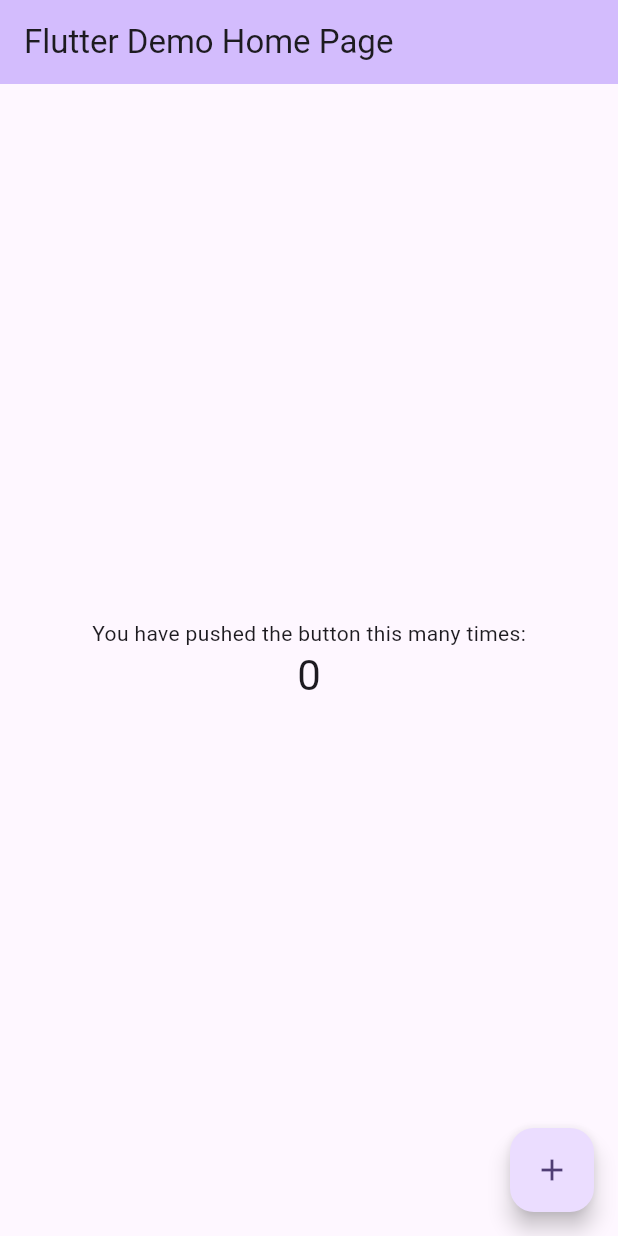
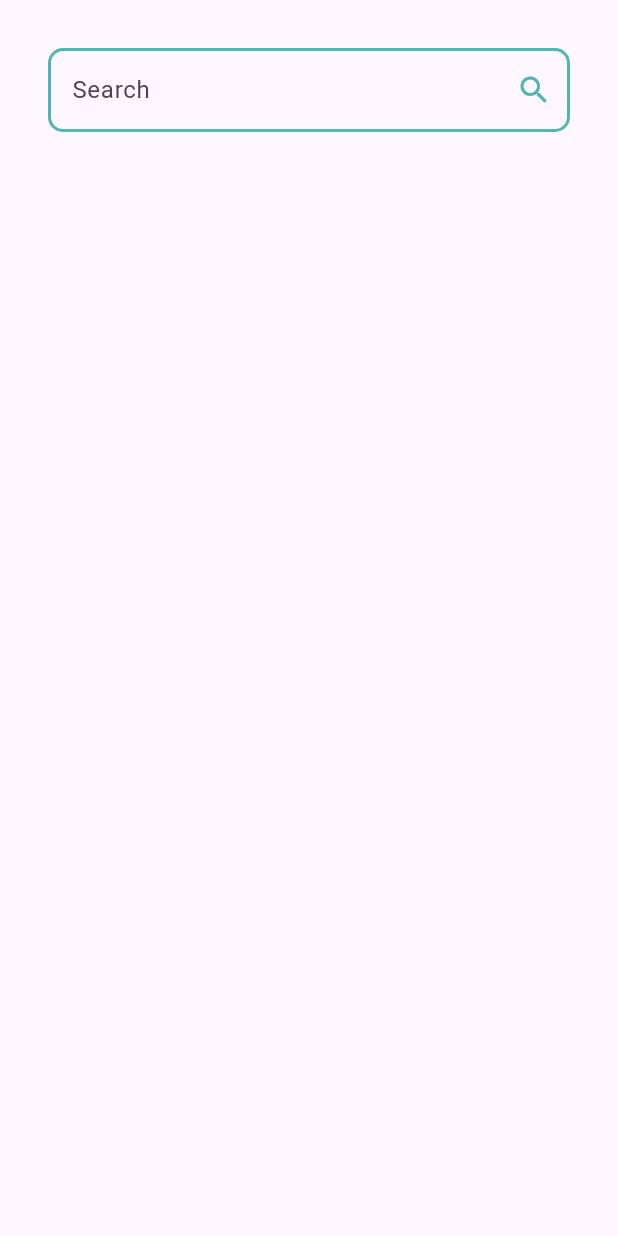
Before and after one commit to yykdev/orm_flutter_image_search_app_ver1, a Flutter app: the screen it shows after launch, on a phone screen of 412 x 824 dp. Run offline on Flutter 3.47's test engine with Material 3 defaults, Android fonts, the phone set to English and light mode, and no system bars.

Commit message:
ui widget 개발

```diff
--- a/lib/main.dart
+++ b/lib/main.dart
@@ -1,4 +1,5 @@
 import 'package:flutter/material.dart';
+import 'package:flutter_image_search_app_ver1/ui/main_screen.dart';
 
 void main() {
   runApp(const MyApp());
@@ -15,55 +16,7 @@ class MyApp extends StatelessWidget {
         colorScheme: ColorScheme.fromSeed(seedColor: Colors.deepPurple),
         useMaterial3: true,
       ),
-      home: const MyHomePage(title: 'Flutter Demo Home Page'),
+      home: const MainScreen(),
     );
   }
 }
-
-class MyHomePage extends StatefulWidget {
-  const MyHomePage({super.key, required this.title});
-
-  final String title;
-
-  @override
-  State<MyHomePage> createState() => _MyHomePageState();
-}
-
-class _MyHomePageState extends State<MyHomePage> {
-  int _counter = 0;
-
-  void _incrementCounter() {
-    setState(() {
-      _counter++;
-    });
-  }
-
-  @override
-  Widget build(BuildContext context) {
-    return Scaffold(
-      appBar: AppBar(
-        backgroundColor: Theme.of(context).colorScheme.inversePrimary,
-        title: Text(widget.title),
-      ),
-      body: Center(
-        child: Column(
-          mainAxisAlignment: MainAxisAlignment.center,
-          children: <Widget>[
-            const Text(
-              'You have pushed the button this many times:',
-            ),
-            Text(
-              '$_counter',
-              style: Theme.of(context).textTheme.headlineMedium,
-            ),
-          ],
-        ),
-      ),
-      floatingActionButton: FloatingActionButton(
-        onPressed: _incrementCounter,
-        tooltip: 'Increment',
-        child: const Icon(Icons.add),
-      ),
-    );
-  }
-}
--- /dev/null
+++ b/lib/ui/main_screen.dart
@@ -0,0 +1,102 @@
+import 'package:flutter/material.dart';
+import 'package:flutter_image_search_app_ver1/data/model/image_item.dart';
+import 'package:flutter_image_search_app_ver1/data/repository/image_item_repository.dart';
+import 'package:flutter_image_search_app_ver1/ui/widget/image_item_widget.dart';
+
+class MainScreen extends StatefulWidget {
+  const MainScreen({super.key});
+
+  @override
+  State<MainScreen> createState() => _MainScreenState();
+}
+
+class _MainScreenState extends State<MainScreen> {
+  final searchTextEditingController = TextEditingController();
+
+  final repository = PixabayImageItemRepository();
+
+  List<ImageItem> imageItems = [];
+  bool isLoading = false;
+
+  Future<void> searchImage(String query) async {
+    setState(() {
+      isLoading = true;
+    });
+
+    imageItems = await repository.getImageItems(query);
+
+    setState(() {
+      isLoading = false;
+    });
+  }
+
+  @override
+  void dispose() {
+    searchTextEditingController.dispose();
+
+    super.dispose();
+  }
+
+  @override
+  Widget build(BuildContext context) {
+    return Scaffold(
+      body: SafeArea(
+        child: Padding(
+          padding: const EdgeInsets.all(32.0),
+          child: Column(
+            children: [
+              TextField(
+                controller: searchTextEditingController,
+                decoration: InputDecoration(
+                  focusedBorder: OutlineInputBorder(
+                    borderRadius: BorderRadius.circular(10.0),
+                    borderSide: const BorderSide(
+                      width: 2,
+                      color: Color(0xFF4Fb6B2),
+                    ),
+                  ),
+                  enabledBorder: OutlineInputBorder(
+                    borderRadius: BorderRadius.circular(10.0),
+                    borderSide: const BorderSide(
+                      width: 2,
+                      color: Color(0xFF4Fb6b2),
+                    ),
+                  ),
+                  hintText: 'Search',
+                  suffixIcon: IconButton(
+                    icon: const Icon(
+                      Icons.search,
+                      color: Color(0xFF4Fb6B2),
+                    ),
+                    onPressed: () =>
+                        searchImage(searchTextEditingController.text),
+                  ),
+                ),
+              ),
+              const SizedBox(
+                height: 24,
+              ),
+              isLoading
+                  ? const Center(child: CircularProgressIndicator())
+                  : Expanded(
+                      child: GridView.builder(
+                        gridDelegate:
+                            const SliverGridDelegateWithFixedCrossAxisCount(
+                          crossAxisCount: 2,
+                          crossAxisSpacing: 32,
+                          mainAxisSpacing: 32,
+                        ),
+                        itemCount: imageItems.length,
+                        itemBuilder: (context, index) {
+                          final imageItem = imageItems[index];
+                          return ImageItemWidget(imageItem: imageItem);
+                        },
+                      ),
+                    ),
+            ],
+          ),
+        ),
+      ),
+    );
+  }
+}
--- /dev/null
+++ b/lib/ui/widget/image_item_widget.dart
@@ -0,0 +1,23 @@
+import 'package:flutter/material.dart';
+
+import '../../data/model/image_item.dart';
+
+class ImageItemWidget extends StatelessWidget {
+  final ImageItem imageItem;
+
+  const ImageItemWidget({
+    super.key,
+    required this.imageItem,
+  });
+
+  @override
+  Widget build(BuildContext context) {
+    return ClipRRect(
+      borderRadius: BorderRadius.circular(20.0),
+      child: Image.network(
+        imageItem.imageUrl,
+        fit: BoxFit.cover,
+      ),
+    );
+  }
+}
```
